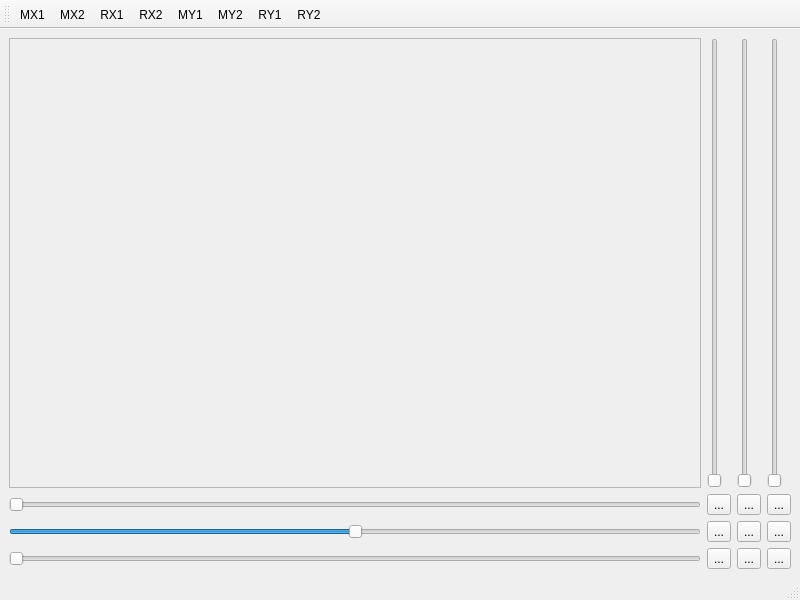
The window that VTK/Course10/mainwindow.ui (SharkLib/SharkLib) describes before a commit, drawn with Qt 5.
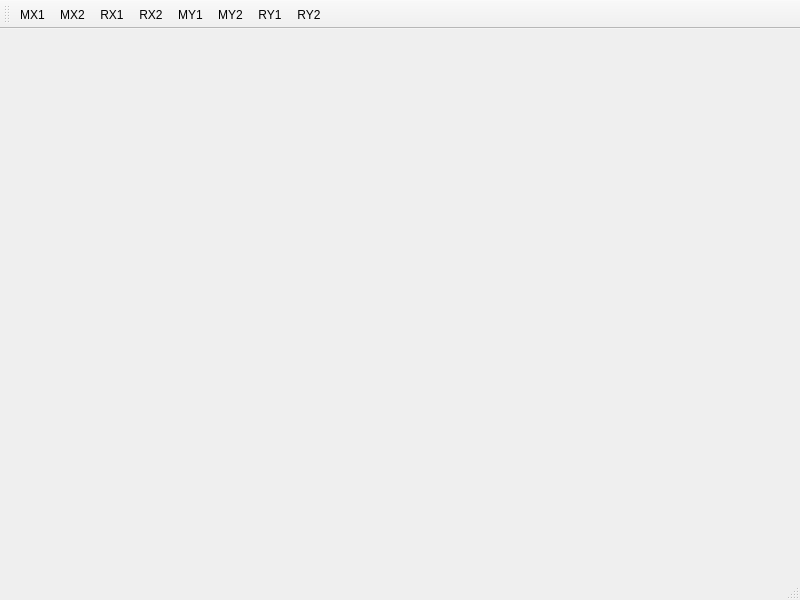
The same window after the commit.

```diff
--- a/VTK/Course10/mainwindow.ui
+++ b/VTK/Course10/mainwindow.ui
@@ -14,135 +14,7 @@
    <string>MainWindow</string>
   </property>
   <widget class="QWidget" name="centralwidget">
-   <layout class="QGridLayout" name="gridLayout">
-    <item row="0" column="0">
-     <widget class="QFrame" name="frame">
-      <property name="frameShape">
-       <enum>QFrame::StyledPanel</enum>
-      </property>
-      <property name="frameShadow">
-       <enum>QFrame::Raised</enum>
-      </property>
-     </widget>
-    </item>
-    <item row="0" column="1">
-     <widget class="QSlider" name="verticalSlider">
-      <property name="orientation">
-       <enum>Qt::Vertical</enum>
-      </property>
-     </widget>
-    </item>
-    <item row="0" column="2">
-     <widget class="QSlider" name="verticalSlider_2">
-      <property name="orientation">
-       <enum>Qt::Vertical</enum>
-      </property>
-     </widget>
-    </item>
-    <item row="0" column="3">
-     <widget class="QSlider" name="verticalSlider_3">
-      <property name="orientation">
-       <enum>Qt::Vertical</enum>
-      </property>
-     </widget>
-    </item>
-    <item row="1" column="0">
-     <widget class="QSlider" name="horizontalSlider">
-      <property name="orientation">
-       <enum>Qt::Horizontal</enum>
-      </property>
-     </widget>
-    </item>
-    <item row="2" column="0">
-     <widget class="QSlider" name="horizontalSlider_3">
-      <property name="minimum">
-       <number>-50</number>
-      </property>
-      <property name="maximum">
-       <number>50</number>
-      </property>
-      <property name="orientation">
-       <enum>Qt::Horizontal</enum>
-      </property>
-     </widget>
-    </item>
-    <item row="3" column="0">
-     <widget class="QSlider" name="horizontalSlider_2">
-      <property name="minimum">
-       <number>0</number>
-      </property>
-      <property name="maximum">
-       <number>100</number>
-      </property>
-      <property name="orientation">
-       <enum>Qt::Horizontal</enum>
-      </property>
-     </widget>
-    </item>
-    <item row="1" column="1">
-     <widget class="QToolButton" name="btn1">
-      <property name="text">
-       <string>...</string>
-      </property>
-     </widget>
-    </item>
-    <item row="1" column="2">
-     <widget class="QToolButton" name="btn2">
-      <property name="text">
-       <string>...</string>
-      </property>
-     </widget>
-    </item>
-    <item row="1" column="3">
-     <widget class="QToolButton" name="btn3">
-      <property name="text">
-       <string>...</string>
-      </property>
-     </widget>
-    </item>
-    <item row="2" column="1">
-     <widget class="QToolButton" name="btn4">
-      <property name="text">
-       <string>...</string>
-      </property>
-     </widget>
-    </item>
-    <item row="2" column="2">
-     <widget class="QToolButton" name="btn5">
-      <property name="text">
-       <string>...</string>
-      </property>
-     </widget>
-    </item>
-    <item row="2" column="3">
-     <widget class="QToolButton" name="btn6">
-      <property name="text">
-       <string>...</string>
-      </property>
-     </widget>
-    </item>
-    <item row="3" column="1">
-     <widget class="QToolButton" name="btn7">
-      <property name="text">
-       <string>...</string>
-      </property>
-     </widget>
-    </item>
-    <item row="3" column="2">
-     <widget class="QToolButton" name="btn8">
-      <property name="text">
-       <string>...</string>
-      </property>
-     </widget>
-    </item>
-    <item row="3" column="3">
-     <widget class="QToolButton" name="btn9">
-      <property name="text">
-       <string>...</string>
-      </property>
-     </widget>
-    </item>
-   </layout>
+   <layout class="QGridLayout" name="gridLayout"/>
   </widget>
   <widget class="QMenuBar" name="menubar">
    <property name="geometry">
```
